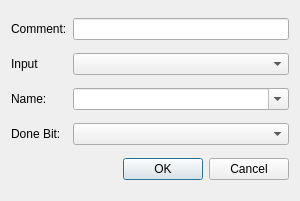
mikeV02/WaltechCapstone, file program/cont.ui: the form before one commit.
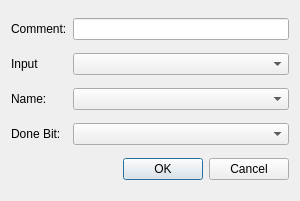
The form after the commit.

Patch:
```diff
--- a/program/cont.ui
+++ b/program/cont.ui
@@ -56,7 +56,7 @@
    <item row="2" column="1">
     <widget class="QComboBox" name="comboBox_2">
      <property name="editable">
-      <bool>true</bool>
+      <bool>false</bool>
      </property>
     </widget>
    </item>
```
